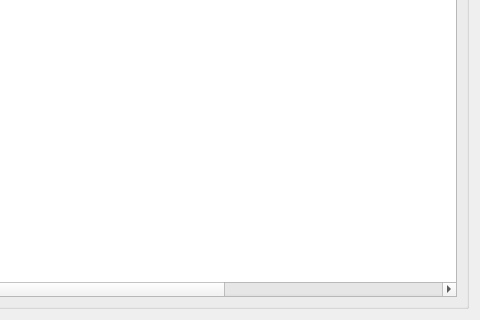
This is eol_angle_calibration_window/eol_angle_calibration_window.ui in aron566/EOL_CAN_Tool as Qt 5 draws it before an edit; both pictures show x 320 to 800 and y 420 to 740 of the 800 by 740 pixel window. The edited form follows.
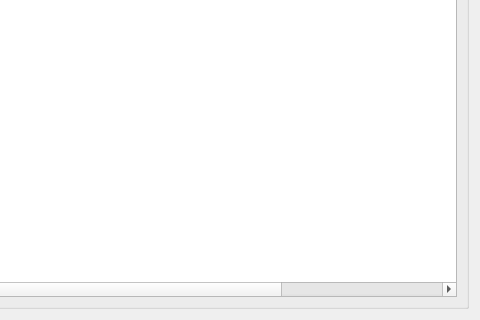
This is the edited form.

Diff of the .ui file:
```diff
--- a/eol_angle_calibration_window/eol_angle_calibration_window.ui
+++ b/eol_angle_calibration_window/eol_angle_calibration_window.ui
@@ -467,11 +467,6 @@
           <string>获取2DFFT是否成功</string>
          </property>
         </column>
-        <column>
-         <property name="text">
-          <string>各配置下所有通道2DFFT数据</string>
-         </property>
-        </column>
        </widget>
       </item>
      </layout>
```
